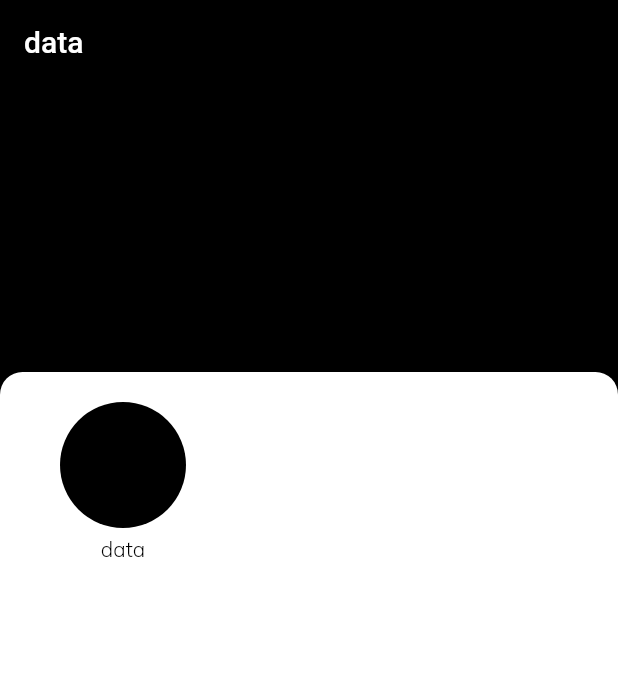
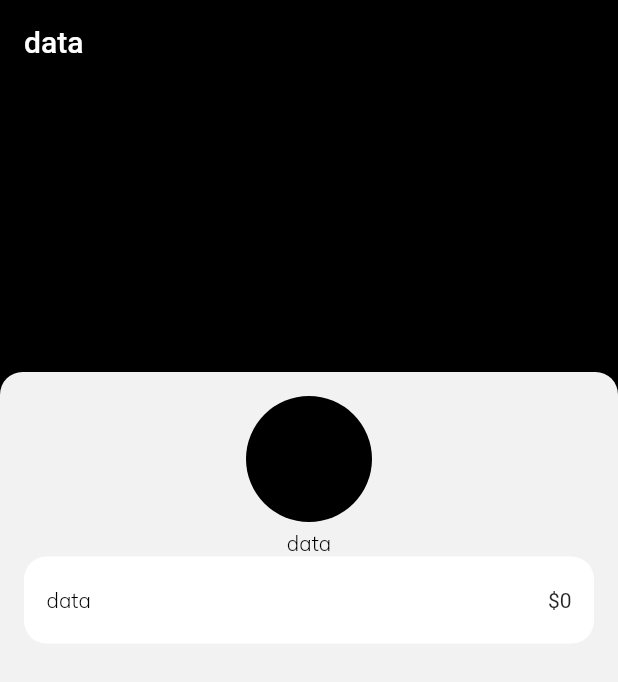
Before and after one commit to aliazimoshan/dongi, a Flutter app: the screen it shows after launch, on a phone screen of 412 x 824 dp. Shown: the top 682 px of the screen. Run offline on Flutter 3.47's test engine with Material 2 defaults, Android fonts, the phone set to English and light mode, and no system bars; our stand-ins replace flutter_svg, hooks_riverpod.

Commit message:
3, create custom list tile widget

```diff
--- a/lib/app/box/box_review/box_review_page.dart
+++ b/lib/app/box/box_review/box_review_page.dart
@@ -1,5 +1,5 @@
-import 'package:dongi/widgets/card/circle.dart';
 import 'package:dongi/widgets/friends/friends_widget.dart';
+import 'package:dongi/widgets/list_tile/custom_list_tile.dart';
 import 'package:flutter/material.dart';
 import 'package:hooks_riverpod/hooks_riverpod.dart';
 
@@ -25,9 +25,9 @@ class BoxReviewPage extends ConsumerWidget with BoxReviewWidget {
           Expanded(
             flex: 3,
             child: Container(
-              padding: const EdgeInsets.fromLTRB(40, 20, 40, 20),
+              padding: const EdgeInsets.fromLTRB(16, 16, 16, 0),
               decoration: BoxDecoration(
-                color: ColorConfig.pureWhite,
+                color: ColorConfig.background,
                 borderRadius: const BorderRadius.only(
                   topLeft: Radius.circular(15),
                   topRight: Radius.circular(15),
@@ -35,10 +35,14 @@ class BoxReviewPage extends ConsumerWidget with BoxReviewWidget {
               ),
               child: ListView(
                 children: [
-                  Row(
+                  Column(
                     children: [
                       FriendsWidget(
                         onTap: () {},
+                      ),
+                      CustomListTile(
+                        title: 'data',
+                        price: '0',
                       ),
                     ],
                   ),
--- a/lib/widgets/friends/friends_widget.dart
+++ b/lib/widgets/friends/friends_widget.dart
@@ -1,7 +1,7 @@
 import 'package:flutter/material.dart';
 
 import '../../constants/font_config.dart';
-import '../card/circle.dart';
+import 'circle.dart';
 
 class FriendsWidget extends Column {
   final Widget? child;
--- /dev/null
+++ b/lib/widgets/list_tile/custom_list_tile.dart
@@ -0,0 +1,67 @@
+import 'package:flutter/material.dart';
+
+import '../../constants/color_config.dart';
+import '../../constants/font_config.dart';
+
+class CustomListTile extends Container {
+  final Widget? icon;
+  final String title;
+  final String? subTitle;
+  final String? price;
+
+  CustomListTile({
+    this.icon,
+    required this.title,
+    this.subTitle,
+    this.price,
+    super.key,
+  }) : super(
+          padding: const EdgeInsets.symmetric(horizontal: 15, vertical: 20),
+        );
+
+  @override
+  Decoration? get decoration => BoxDecoration(
+        borderRadius: BorderRadius.circular(15),
+        color: ColorConfig.pureWhite,
+      );
+
+  @override
+  Widget? get child => Row(
+        children: [
+          /// * ----- icon
+          if (icon != null)
+            Column(
+              children: [
+                icon ?? const SizedBox(),
+                const SizedBox(width: 10),
+              ],
+            ),
+          Column(
+            crossAxisAlignment: CrossAxisAlignment.start,
+            children: [
+              /// * ----- icon
+              Text(
+                title,
+                style: FontConfig.body2(),
+              ),
+
+              /// * ----- sub title
+              if (subTitle != null)
+                Column(
+                  children: [
+                    const SizedBox(height: 5),
+                    Text(
+                      subTitle ?? '',
+                      style: FontConfig.overline(),
+                    ),
+                  ],
+                ),
+            ],
+          ),
+          const Spacer(),
+
+          /// * ----- price
+          price == null ? const Icon(Icons.more_vert) : Text('\$$price'),
+        ],
+      );
+}
```
Also changed, not shown: lib/widgets/friends/circle.dart (renamed from lib/widgets/card/circle.dart).
